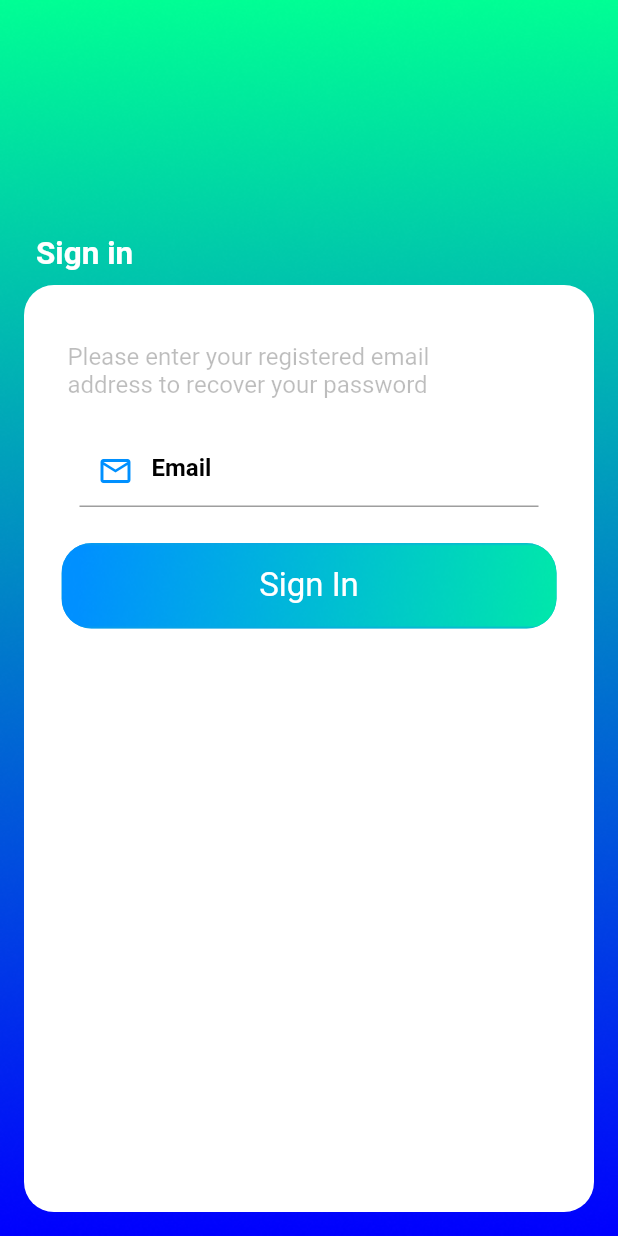
After one commit to moaliahmed/safar, a Flutter app: the ForgotPasswordScreen screen opened directly, on a phone screen of 412 x 824 dp. The commit adds this screen. Run offline on Flutter 3.47's test engine with Material 2 defaults, Android fonts, the phone set to English and light mode, and no system bars.

Commit message:
create forgot password Screen

```diff
--- /dev/null
+++ b/lib/login/presentation/screens/forgot_password.dart
@@ -0,0 +1,76 @@
+import 'package:flutter/material.dart';
+import 'package:safar/login/presentation/component/button_component.dart';
+import 'package:safar/login/presentation/component/text_form_field_component.dart';
+
+class ForgotPasswordScreen extends StatelessWidget {
+  ForgotPasswordScreen({super.key});
+
+  TextEditingController emailEditingController = TextEditingController();
+
+  @override
+  Widget build(BuildContext context) {
+    return Scaffold(
+      body: SingleChildScrollView(
+        child: Container(
+          width: MediaQuery.of(context).size.width,
+          height: MediaQuery.of(context).size.height,
+          decoration: const BoxDecoration(
+              image: DecorationImage(
+                  image: AssetImage('assets/images/Rectangle.png'),
+                  fit: BoxFit.fill)),
+          child: Padding(
+            padding: const EdgeInsets.all(16),
+            child: Column(
+              crossAxisAlignment: CrossAxisAlignment.start,
+              children: [
+                const Spacer(),
+                const Padding(
+                  padding: EdgeInsets.all(8.0),
+                  child: Text(
+                    'Sign in',
+                    style: TextStyle(
+                        fontSize: 21,
+                        color: Colors.white,
+                        fontWeight: FontWeight.bold),
+                  ),
+                ),
+                Container(
+                  height: MediaQuery.of(context).size.height * .75,
+                  decoration: const BoxDecoration(
+                    color: Colors.white,
+                    borderRadius: BorderRadius.all(Radius.circular(20)),
+                  ),
+                  child: Padding(
+                    padding: const EdgeInsets.all(8.0),
+                    child: Padding(
+                      padding: const EdgeInsets.symmetric(
+                          vertical: 30, horizontal: 17),
+                      child: Column(
+                        crossAxisAlignment: CrossAxisAlignment.start,
+                        children: [
+                          const Text(
+                            ' Please enter your registered email\n address to recover your password',
+                            style: TextStyle(color: Colors.black26, fontSize: 16),
+                          ),
+                          Padding(
+                            padding: const EdgeInsets.symmetric(vertical: 12),
+                            child: TextFormFieldComponent(
+                              title: 'Email',
+                              icons: Icons.email_outlined,
+                              textEditingController: emailEditingController,
+                            ),
+                          ),
+                          ButtonComponent(title: 'Sign In', function: () {}),
+                        ],
+                      ),
+                    ),
+                  ),
+                )
+              ],
+            ),
+          ),
+        ),
+      ),
+    );
+  }
+}
--- a/lib/login/presentation/screens/login_screen.dart
+++ b/lib/login/presentation/screens/login_screen.dart
@@ -2,6 +2,7 @@ import 'package:flutter/material.dart';
 import 'package:safar/login/presentation/component/button_component.dart';
 import 'package:safar/login/presentation/component/text_form_field_component.dart';
 import 'package:safar/login/presentation/screens/signup_screen.dart';
+import 'package:safar/login/presentation/screens/forgot_password.dart';
 
 class LoginScreen extends StatelessWidget {
   LoginScreen({super.key});
@@ -57,14 +58,17 @@ class LoginScreen extends StatelessWidget {
                         icons: Icons.lock_outline_rounded,
                         textEditingController: passwordEditingController,
                       ),
-                      const Padding(
-                        padding: EdgeInsets.all(8.0),
-                        child: Text(
-                          textAlign: TextAlign.right,
-                          'Forget Password?',
-                          style: TextStyle(
-                            fontSize: 16,
-                            color: Color(0xffff4900),
+                       Padding(
+                        padding:const EdgeInsets.all(8.0),
+                        child: InkWell(
+                          onTap: () => Navigator.of(context).push(MaterialPageRoute(builder: (context) => ForgotPasswordScreen() ,)),
+                          child:const Text(
+                            textAlign: TextAlign.right,
+                            'Forget Password?',
+                            style: TextStyle(
+                              fontSize: 16,
+                              color: Color(0xffff4900),
+                            ),
                           ),
                         ),
                       ),
```
